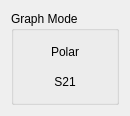
First picture: the form in gui/graph_mode_ui.ui, repository Wireless-Research-Tester/Automated-Wireless-Research-Tester, before the edit.
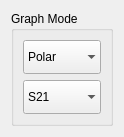
Second picture: the form after the edit.

Commit message: Created groupbox with graph mode selection buttons. added to MW

Patch:
```diff
--- a/gui/graph_mode_ui.ui
+++ b/gui/graph_mode_ui.ui
@@ -2,18 +2,21 @@
 <ui version="4.0">
  <class>Form</class>
  <widget class="QWidget" name="Form">
+  <property name="enabled">
+   <bool>true</bool>
+  </property>
   <property name="geometry">
    <rect>
     <x>0</x>
     <y>0</y>
-    <width>130</width>
-    <height>116</height>
+    <width>124</width>
+    <height>126</height>
    </rect>
   </property>
   <property name="maximumSize">
    <size>
-    <width>130</width>
-    <height>120</height>
+    <width>140</width>
+    <height>130</height>
    </size>
   </property>
   <property name="windowTitle">
@@ -30,14 +33,14 @@
      </property>
      <property name="minimumSize">
       <size>
-       <width>0</width>
-       <height>0</height>
+       <width>100</width>
+       <height>115</height>
       </size>
      </property>
      <property name="maximumSize">
       <size>
-       <width>100000</width>
-       <height>10000000</height>
+       <width>150</width>
+       <height>160</height>
       </size>
      </property>
      <property name="title">
@@ -54,53 +57,61 @@
      </property>
      <layout class="QVBoxLayout" name="verticalLayout">
       <item>
-       <widget class="QToolButton" name="graph_mode_bttn_polar">
+       <widget class="QComboBox" name="polar_rect_comboBox">
+        <property name="enabled">
+         <bool>true</bool>
+        </property>
         <property name="sizePolicy">
-         <sizepolicy hsizetype="Expanding" vsizetype="Minimum">
+         <sizepolicy hsizetype="Ignored" vsizetype="Ignored">
           <horstretch>0</horstretch>
           <verstretch>0</verstretch>
          </sizepolicy>
         </property>
-        <property name="text">
-         <string>Polar</string>
+        <property name="editable">
+         <bool>false</bool>
         </property>
-        <property name="checkable">
-         <bool>true</bool>
+        <property name="sizeAdjustPolicy">
+         <enum>QComboBox::AdjustToContentsOnFirstShow</enum>
         </property>
-        <property name="autoExclusive">
+        <property name="frame">
          <bool>false</bool>
         </property>
-        <property name="autoRaise">
-         <bool>true</bool>
-        </property>
-        <attribute name="buttonGroup">
-         <string notr="true">buttonGroup</string>
-        </attribute>
+        <item>
+         <property name="text">
+          <string>Polar</string>
+         </property>
+        </item>
+        <item>
+         <property name="text">
+          <string>Rectangular</string>
+         </property>
+        </item>
        </widget>
       </item>
       <item>
-       <widget class="QToolButton" name="graph_mode_bttn_s21">
+       <widget class="QComboBox" name="s21_imp_comboBox">
         <property name="sizePolicy">
-         <sizepolicy hsizetype="Expanding" vsizetype="Minimum">
+         <sizepolicy hsizetype="Ignored" vsizetype="Ignored">
           <horstretch>0</horstretch>
           <verstretch>0</verstretch>
          </sizepolicy>
         </property>
-        <property name="text">
-         <string>S21</string>
+        <property name="sizeAdjustPolicy">
+         <enum>QComboBox::AdjustToMinimumContentsLength</enum>
         </property>
-        <property name="checkable">
-         <bool>true</bool>
-        </property>
-        <property name="autoExclusive">
+        <property name="frame">
          <bool>false</bool>
         </property>
-        <property name="autoRaise">
-         <bool>true</bool>
-        </property>
-        <attribute name="buttonGroup">
-         <string notr="true">buttonGroup</string>
-        </attribute>
+        <item>
+         <property name="text">
+          <string>S21</string>
+         </property>
+        </item>
+        <item>
+         <property name="text">
+          <string>Impedance</string>
+         </property>
+        </item>
        </widget>
       </item>
      </layout>
```
The commit also changes 5 other files.
